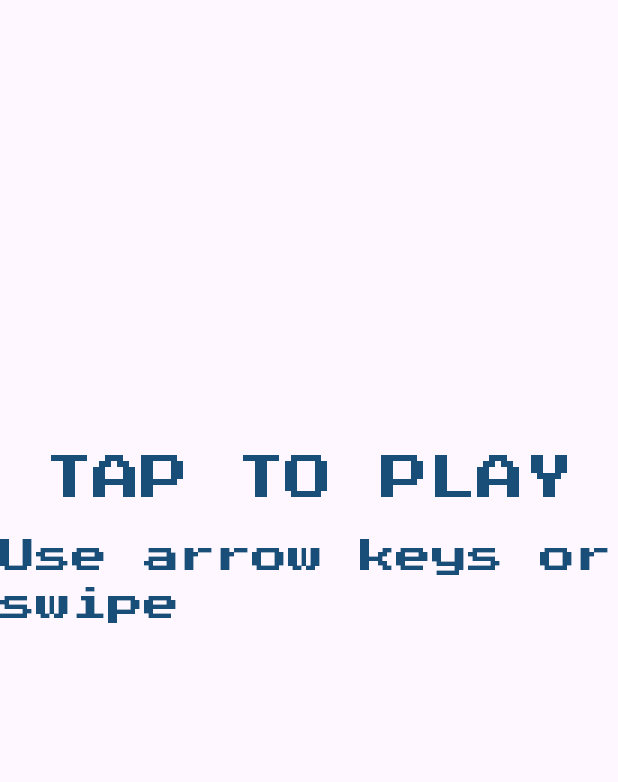
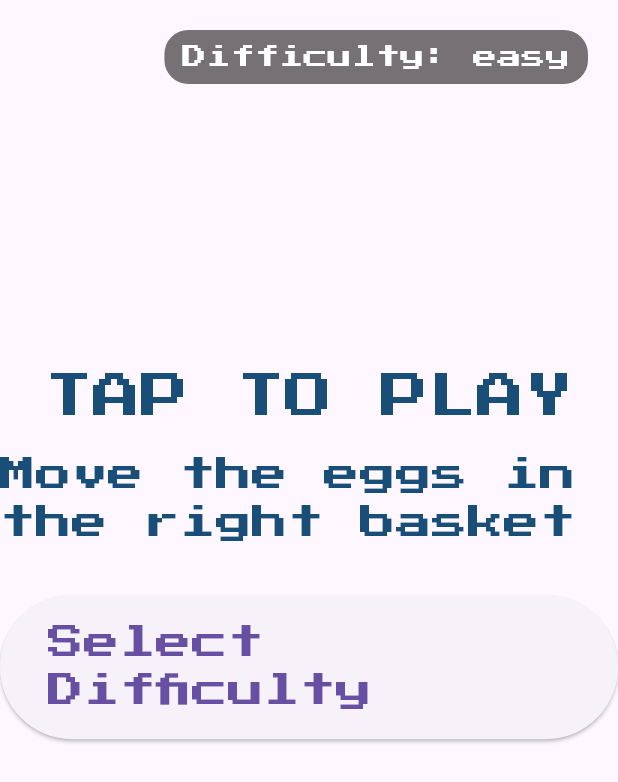
Before and after one commit to aarneaaltonen/crackdown_flutter_game, a Flutter app: the OverlayScreen widget shown alone on an empty page, opened directly, on a phone screen of 412 x 824 dp. Shown: the top 782 px of the screen. Run offline on Flutter 3.47's test engine with Material 3 defaults, Android fonts, the light colour scheme and no system bars; drawn by our look-alikes of flutter_animate; our stand-ins replace get, google_fonts; missing offline and left inert: flame.

Commit message:
add simple menu

```diff
--- a/lib/main.dart
+++ b/lib/main.dart
@@ -1,7 +1,10 @@
+import 'package:crackdown_flutter_game/src/crackdown_game.dart';
 import 'package:flutter/material.dart';
+import 'package:get/get.dart';
 
 import 'src/widgets/game_app.dart';
 
 void main() {
+  Get.put(CrackDown());
   runApp(const GameApp());
 }
--- a/lib/src/config.dart
+++ b/lib/src/config.dart
@@ -1,5 +1,3 @@
-import 'package:flutter/material.dart';
-
 const gameWidth = 1000.0;
 const gameHeight = 1600.0;
 const eggRadius = gameWidth * 0.05;
--- a/lib/src/crackdown_game.dart
+++ b/lib/src/crackdown_game.dart
@@ -10,7 +10,9 @@ import 'components/egg.dart';
 import 'components/play_area.dart';
 import 'config.dart';
 
-enum PlayState { welcome, playing, gameOver, won }
+enum PlayState { welcome, playing, gameOver }
+
+enum Difficulty { easy, medium, hard }
 
 class CrackDown extends FlameGame
     with HasCollisionDetection, KeyboardEvents, TapDetector {
@@ -22,8 +24,12 @@ class CrackDown extends FlameGame
           ),
         );
 
+  final difficultyNotifier = ValueNotifier<Difficulty>(Difficulty.easy);
+  Difficulty get difficulty => difficultyNotifier.value;
+  set difficulty(Difficulty value) => difficultyNotifier.value = value;
   final ValueNotifier<int> score = ValueNotifier(0);
   final rand = math.Random();
+
   double get width => size.x;
   double get height => size.y;
 
@@ -34,13 +40,10 @@ class CrackDown extends FlameGame
     switch (playState) {
       case PlayState.welcome:
       case PlayState.gameOver:
-      case PlayState.won:
         overlays.add(playState.name);
       case PlayState.playing:
         overlays.remove(PlayState.welcome.name);
         overlays.remove(PlayState.gameOver.name);
-        overlays.remove(PlayState.won.name);
-      //add these later
     }
   }
 
@@ -58,23 +61,9 @@ class CrackDown extends FlameGame
   void startGame() {
     if (playState == PlayState.playing) return;
     print("game started");
+    eggRate = 0.001;
     world.removeAll(world.children.query<Egg>());
     playState = PlayState.playing;
-
-    world.add(
-      Egg(
-        baseRadius: eggRadius,
-        position: size / 2,
-        velocity: Vector2((rand.nextDouble() - 0.5) * width, 200),
-      ),
-    );
-    world.add(
-      Egg(
-        baseRadius: eggRadius,
-        position: size / 2,
-        velocity: Vector2((rand.nextDouble() - 0.5) * width, 200),
-      ),
-    );
   }
 
   @override
@@ -84,18 +73,33 @@ class CrackDown extends FlameGame
   }
 
 //TODO: create two pipes, that produce two types of eggs, at a increasing pace.
+  double eggRate = 0.001;
+  double elapsedTime = 0;
+  final double rateIncreaseInterval = 10.0; // seconds
+  final double maxEggRate = 0.1;
 
   @override
   void update(double dt) {
     super.update(dt);
+
     if (playState == PlayState.playing) {
-      if (rand.nextDouble() < 0.001) {
+      elapsedTime += dt;
+
+      // Check if 10 seconds have passed
+      if (elapsedTime >= rateIncreaseInterval) {
+        eggRate *= 2; // Double the rate
+        eggRate = eggRate.clamp(0.001, maxEggRate); // Cap the rate
+        elapsedTime = 0; // Reset timer
+      }
+
+      if (rand.nextDouble() < eggRate) {
         world.add(
           Egg(
-            baseRadius: eggRadius,
-            position: Vector2(rand.nextDouble() * width, 0),
-            velocity: Vector2((rand.nextDouble() - 0.5) * width, 200),
-          ),
+              baseRadius: eggRadius,
+              position: Vector2(width - 50, height / 2),
+              velocity: Vector2(-200 + (rand.nextDouble() - 0.5) * 100,
+                  (rand.nextDouble() - 0.5) * 100),
+              eggColor: rand.nextBool() ? "pink" : "blue"),
         );
       }
     }
--- a/lib/src/widgets/game_app.dart
+++ b/lib/src/widgets/game_app.dart
@@ -1,6 +1,7 @@
 import 'package:flame/game.dart';
 import 'package:flutter/material.dart';
 import 'package:google_fonts/google_fonts.dart';
+import 'package:get/get.dart';
 
 import '../crackdown_game.dart';
 import '../config.dart';
@@ -24,7 +25,7 @@ class _GameAppState extends State<GameApp> {
 
   @override
   Widget build(BuildContext context) {
-    return MaterialApp(
+    return GetMaterialApp(
       debugShowCheckedModeBanner: false,
       theme: ThemeData(
         useMaterial3: true,
@@ -62,16 +63,11 @@ class _GameAppState extends State<GameApp> {
                           PlayState.welcome.name: (context, game) =>
                               const OverlayScreen(
                                 title: 'TAP TO PLAY',
-                                subtitle: 'Use arrow keys or swipe',
+                                subtitle: 'Move the eggs in the right basket',
                               ),
                           PlayState.gameOver.name: (context, game) =>
                               const OverlayScreen(
                                 title: 'G A M E   O V E R',
-                                subtitle: 'Tap to Play Again',
-                              ),
-                          PlayState.won.name: (context, game) =>
-                              const OverlayScreen(
-                                title: 'Y O U   W O N ! ! !',
                                 subtitle: 'Tap to Play Again',
                               ),
                         },
--- a/lib/src/widgets/overlay_screen.dart
+++ b/lib/src/widgets/overlay_screen.dart
@@ -1,7 +1,9 @@
 import 'package:flutter/material.dart';
 import 'package:flutter_animate/flutter_animate.dart';
+import 'package:get/get.dart';
 
 import '../crackdown_game.dart';
+import 'level_selection_screen.dart';
 
 class OverlayScreen extends StatelessWidget {
   const OverlayScreen({
@@ -15,7 +17,11 @@ class OverlayScreen extends StatelessWidget {
 
   @override
   Widget build(BuildContext context) {
-    return Container(
+    final game = Get.find<CrackDown>();
+    return Stack(
+      children: [
+        // Main content centered
+        Align(
           alignment: const Alignment(0, -0.15),
           child: Column(
             mainAxisSize: MainAxisSize.min,
@@ -30,11 +36,49 @@ class OverlayScreen extends StatelessWidget {
                 style: Theme.of(context).textTheme.headlineSmall,
               )
                   .animate(onPlay: (controller) => controller.repeat())
-              .fadeIn(duration: 1.seconds)
+                  .fadeIn(duration: NumDurationExtensions(1).seconds)
                   .then()
-              .fadeOut(duration: 1.seconds),
+                  .fadeOut(duration: NumDurationExtensions(1).seconds),
+              const SizedBox(height: 32),
+              ElevatedButton(
+                style: ElevatedButton.styleFrom(
+                  padding: const EdgeInsets.symmetric(
+                    horizontal: 32,
+                    vertical: 16,
+                  ),
+                  textStyle: Theme.of(context).textTheme.headlineSmall,
+                ),
+                onPressed: () => Get.to(() => const LevelSelectionScreen()),
+                child: const Text("Select Difficulty"),
+              ).animate().fadeIn(delay: NumDurationExtensions(1).seconds),
             ],
           ),
+        ),
+        // Difficulty indicator
+        Positioned(
+          top: 20,
+          right: 20,
+          child: Container(
+            padding: const EdgeInsets.symmetric(
+              horizontal: 12,
+              vertical: 6,
+            ),
+            decoration: BoxDecoration(
+              color: Colors.black54,
+              borderRadius: BorderRadius.circular(16),
+            ),
+            child: ValueListenableBuilder<Difficulty>(
+              valueListenable: game.difficultyNotifier,
+              builder: (context, difficulty, _) => Text(
+                'Difficulty: ${difficulty.name}',
+                style: Theme.of(context).textTheme.titleMedium?.copyWith(
+                      color: Colors.white,
+                    ),
+              ),
+            ),
+          ).animate().fadeIn(duration: 500.ms),
+        ),
+      ],
     );
   }
 }
--- a/pubspec.yaml
+++ b/pubspec.yaml
@@ -37,6 +37,7 @@ dependencies:
   flame: 1.20.0
   google_fonts: ^6.2.1
   flutter_animate: ^4.5.2
+  get: ^4.6.6
 
 dev_dependencies:
   flutter_test:
```
Also changed, not shown: lib/src/components/egg.dart (+19 -5 lines), lib/src/widgets/level_selection_screen.dart (added, +73 -0 lines), pubspec.lock. Lines whose indentation alone changed are shown as unchanged.
